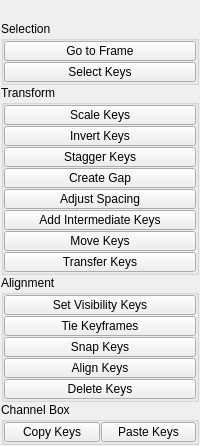
First picture: the form in tentacle/ui/animation.ui, repository m3trik/tentacle, before the edit.
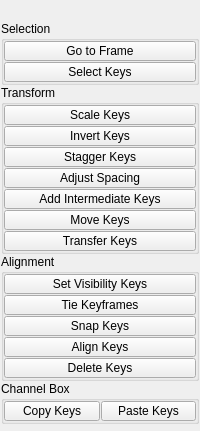
Second picture: the form after the edit. Custom widgets are drawn as their Qt base class.

Commit message: Update animation slots and UI

```diff
--- a/tentacle/ui/animation.ui
+++ b/tentacle/ui/animation.ui
@@ -236,33 +236,6 @@
            </property>
           </widget>
          </item>
-         <item>
-          <widget class="PushButton" name="tb012">
-           <property name="minimumSize">
-            <size>
-             <width>0</width>
-             <height>20</height>
-            </size>
-           </property>
-           <property name="maximumSize">
-            <size>
-             <width>16777215</width>
-             <height>20</height>
-            </size>
-           </property>
-           <property name="toolTip">
-            <string>Insert empty time at a point on the timeline.
-All keys after that point shift forward to clear the gap.
-Use this to make room for new animation.</string>
-           </property>
-           <property name="text">
-            <string>Create Gap</string>
-           </property>
-           <property name="checkable">
-            <bool>false</bool>
-           </property>
-          </widget>
-         </item>
          <item>
           <widget class="PushButton" name="tb002">
            <property name="minimumSize">
```
Left out of the diff: 7 changed lines with no effect on the pictures. The commit also changes 3 other files.
